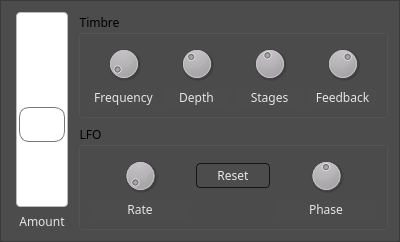
Above: 3rd-calf/fjphaserframe.ui from jocelyn-stericker/creator-live before the change. Below: the same form after it.
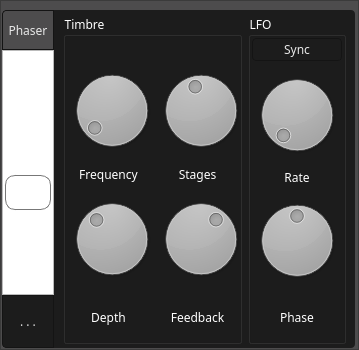
That is the form after the change.

Commit message: Apply style to ALL apps... Bugfixes where applicable.

What changed in the file:
```diff
--- a/3rd-calf/fjphaserframe.ui
+++ b/3rd-calf/fjphaserframe.ui
@@ -6,22 +6,10 @@
    <rect>
     <x>0</x>
     <y>0</y>
-    <width>400</width>
-    <height>242</height>
+    <width>359</width>
+    <height>350</height>
    </rect>
   </property>
-  <property name="minimumSize">
-   <size>
-    <width>0</width>
-    <height>242</height>
-   </size>
-  </property>
-  <property name="maximumSize">
-   <size>
-    <width>16777215</width>
-    <height>242</height>
-   </size>
-  </property>
   <property name="windowTitle">
    <string>Frame</string>
   </property>
@@ -317,7 +305,7 @@
 background: qlineargradient(x1: 0, y1: 1, x2: 1, y2: 0.2,
     stop: 0 #555, stop: 1 #bbb);
 border: 0px solid #777;
-width: 50px;
+width: 53px;
 border-top-left-radius: 4px;
 border-top-right-radius: 4px;
 border-bottom-left-radius: 0px;
@@ -343,7 +331,7 @@
 background: qlineargradient(x1: 1, y1: 1, x2: 0, y2: 0.2,
     stop: 0 #bbb, stop: 1 #555);
 border: 0px solid #777;
-width: 50px;
+width: 53px;
 border-top-left-radius: 0px;
 border-top-right-radius: 0px;
 border-bottom-left-radius: 4px;
@@ -410,18 +398,60 @@
   <property name="frameShadow">
    <enum>QFrame::Raised</enum>
   </property>
-  <layout class="QGridLayout" name="gridLayout">
-   <item row="0" column="0">
+  <widget class="QPushButton" name="pushButton_menu">
+   <property name="geometry">
+    <rect>
+     <x>2</x>
+     <y>10</y>
+     <width>52</width>
+     <height>40</height>
+    </rect>
+   </property>
+   <property name="minimumSize">
+    <size>
+     <width>52</width>
+     <height>40</height>
+    </size>
+   </property>
+   <property name="maximumSize">
+    <size>
+     <width>52</width>
+     <height>40</height>
+    </size>
+   </property>
+   <property name="styleSheet">
+    <string notr="true">border-bottom-left-radius: 0px;
+border-bottom-right-radius: 0px;
+border-top-right-radius: 0px; /* DO NOT MODIFY THIS LINE */</string>
+   </property>
+   <property name="text">
+    <string>Phaser</string>
+   </property>
+  </widget>
     <widget class="QSlider" name="verticalSlider_amount">
+   <property name="geometry">
+    <rect>
+     <x>2</x>
+     <y>50</y>
+     <width>53</width>
+     <height>245</height>
+    </rect>
+   </property>
+   <property name="sizePolicy">
+    <sizepolicy hsizetype="Expanding" vsizetype="Expanding">
+     <horstretch>0</horstretch>
+     <verstretch>0</verstretch>
+    </sizepolicy>
+   </property>
      <property name="minimumSize">
       <size>
-       <width>60</width>
+     <width>53</width>
        <height>0</height>
       </size>
      </property>
      <property name="maximumSize">
       <size>
-       <width>60</width>
+     <width>53</width>
        <height>16777215</height>
       </size>
      </property>
@@ -430,12 +460,45 @@
 QSlider::handle:vertical {
      background-color: qlineargradient(x1: 0, y1: 0, x2: 0, y2: 1,
                                       stop: 0 #3c3c3c, stop: 1 #FF2627);
-border: 1px solid #777;
-height: 33px;
-margin-top: -2px;
-margin-bottom: -2px;
-border-radius: 10px;
-margin: 2px;
+}
+
+QSlider::groove:vertical {
+border: 1px solid #bbb;
+background: white;
+width: 50px;
+border-top-left-radius: 0px;
+border-top-right-radius: 0px;
+border-bottom-left-radius: 0px;
+border-bottom-right-radius: 0px;}
+
+QSlider::sub-page:vertical {
+border-top-left-radius: 0px;
+border-top-right-radius: 0px;
+border-bottom-left-radius: 0px;
+border-bottom-right-radius: 0px;
+}
+
+QSlider::add-page:vertical {
+border-top-left-radius: 0px;
+border-top-right-radius: 0px;
+border-bottom-left-radius: 0px;
+border-bottom-right-radius: 0px;
+}
+
+
+QSlider::sub-page:vertical {
+background: qlineargradient(x1: 0, y1: 1,    x2: 0, y2: 0,
+    stop: 0 #3c3c3c, stop: 1 #262627);
+background: qlineargradient(x1: 0, y1: 1, x2: 1, y2: 0.2,
+    stop: 0 #262627, stop: 1 #3c3c3c);
+}
+
+QSlider::add-page:vertical {
+background: qlineargradient(x1: 0, y1: 1,    x2: 0, y2: 0,
+    stop: 0 #3c3c3c, stop: 1 #262627);
+background: qlineargradient(x1: 1, y1: 1, x2: 0, y2: 0.2,
+    stop: 0 #3c3c3c, stop: 1 #262627);
+
 }
 </string>
      </property>
@@ -449,17 +512,109 @@
       <enum>Qt::Vertical</enum>
      </property>
     </widget>
-   </item>
-   <item row="0" column="1" rowspan="2">
-    <layout class="QVBoxLayout" name="verticalLayout">
-     <item>
+  <widget class="QToolButton" name="toolButton_more">
+   <property name="geometry">
+    <rect>
+     <x>2</x>
+     <y>295</y>
+     <width>52</width>
+     <height>53</height>
+    </rect>
+   </property>
+   <property name="minimumSize">
+    <size>
+     <width>52</width>
+     <height>53</height>
+    </size>
+   </property>
+   <property name="maximumSize">
+    <size>
+     <width>52</width>
+     <height>53</height>
+    </size>
+   </property>
+   <property name="styleSheet">
+    <string notr="true">border-top-left-radius: 0px;
+border-bottom-left-radius: 4px;
+border-top-right-radius: 0px;
+border-bottom-right-radius: 0px; /* DO NOT MODIFY THIS LINE */</string>
+   </property>
+   <property name="text">
+    <string>. . .</string>
+   </property>
+   <property name="checkable">
+    <bool>true</bool>
+   </property>
+   <property name="checked">
+    <bool>true</bool>
+   </property>
+  </widget>
+  <widget class="QFrame" name="">
+   <property name="geometry">
+    <rect>
+     <x>54</x>
+     <y>10</y>
+     <width>301</width>
+     <height>338</height>
+    </rect>
+   </property>
+   <property name="styleSheet">
+    <string notr="true">* {
+ background: #1c1c1c;
+}
+
+QFrame {
+border-top-left-radius: 0px;
+border-bottom-left-radius: 0px;
+border-top-right-radius: 4px;
+border-bottom-right-radius: 4px;
+}</string>
+   </property>
+   <layout class="QGridLayout" name="gridLayout_4">
+    <property name="leftMargin">
+     <number>9</number>
+    </property>
+    <property name="topMargin">
+     <number>4</number>
+    </property>
+    <property name="rightMargin">
+     <number>9</number>
+    </property>
+    <property name="bottomMargin">
+     <number>4</number>
+    </property>
+    <property name="horizontalSpacing">
+     <number>6</number>
+    </property>
+    <property name="verticalSpacing">
+     <number>4</number>
+    </property>
+    <item row="0" column="0">
       <widget class="QGroupBox" name="groupBox_2">
+      <property name="styleSheet">
+       <string notr="true">color:white;</string>
+      </property>
        <property name="title">
         <string>Timbre</string>
        </property>
        <layout class="QGridLayout" name="gridLayout_2">
-        <item row="0" column="0">
+       <property name="margin">
+        <number>1</number>
+       </property>
+       <item row="1" column="0">
          <widget class="QDial" name="dial_center">
+         <property name="minimumSize">
+          <size>
+           <width>90</width>
+           <height>0</height>
+          </size>
+         </property>
+         <property name="maximumSize">
+          <size>
+           <width>90</width>
+           <height>16777215</height>
+          </size>
+         </property>
           <property name="minimum">
            <number>20</number>
           </property>
@@ -471,8 +626,20 @@
           </property>
          </widget>
         </item>
-        <item row="0" column="2">
+       <item row="1" column="2">
          <widget class="QDial" name="dial_stages">
+         <property name="minimumSize">
+          <size>
+           <width>90</width>
+           <height>0</height>
+          </size>
+         </property>
+         <property name="maximumSize">
+          <size>
+           <width>90</width>
+           <height>16777215</height>
+          </size>
+         </property>
           <property name="minimum">
            <number>1</number>
           </property>
@@ -484,7 +651,61 @@
           </property>
          </widget>
         </item>
-        <item row="1" column="2">
+       <item row="2" column="0">
+        <widget class="QLabel" name="label_2">
+         <property name="text">
+          <string>Frequency</string>
+         </property>
+         <property name="alignment">
+          <set>Qt::AlignCenter</set>
+         </property>
+        </widget>
+       </item>
+       <item row="4" column="2">
+        <widget class="QLabel" name="label_6">
+         <property name="minimumSize">
+          <size>
+           <width>0</width>
+           <height>45</height>
+          </size>
+         </property>
+         <property name="maximumSize">
+          <size>
+           <width>16777215</width>
+           <height>45</height>
+          </size>
+         </property>
+         <property name="text">
+          <string>Feedback</string>
+         </property>
+         <property name="alignment">
+          <set>Qt::AlignCenter</set>
+         </property>
+        </widget>
+       </item>
+       <item row="3" column="0">
+        <widget class="QDial" name="dial_depth">
+         <property name="minimumSize">
+          <size>
+           <width>90</width>
+           <height>0</height>
+          </size>
+         </property>
+         <property name="maximumSize">
+          <size>
+           <width>90</width>
+           <height>16777215</height>
+          </size>
+         </property>
+         <property name="maximum">
+          <number>10800</number>
+         </property>
+         <property name="value">
+          <number>4000</number>
+         </property>
+        </widget>
+       </item>
+       <item row="2" column="2">
          <widget class="QLabel" name="label_3">
           <property name="text">
            <string>Stages</string>
@@ -494,8 +715,20 @@
           </property>
          </widget>
         </item>
-        <item row="0" column="3">
+       <item row="3" column="2">
          <widget class="QDial" name="dial_feedback">
+         <property name="minimumSize">
+          <size>
+           <width>90</width>
+           <height>0</height>
+          </size>
+         </property>
+         <property name="maximumSize">
+          <size>
+           <width>90</width>
+           <height>16777215</height>
+          </size>
+         </property>
           <property name="minimum">
            <number>-99</number>
           </property>
@@ -504,18 +737,20 @@
           </property>
          </widget>
         </item>
-        <item row="1" column="0">
-         <widget class="QLabel" name="label_2">
-          <property name="text">
-           <string>Frequency</string>
-          </property>
-          <property name="alignment">
-           <set>Qt::AlignCenter</set>
-          </property>
-         </widget>
-        </item>
-        <item row="1" column="1">
+       <item row="4" column="0">
          <widget class="QLabel" name="label_5">
+         <property name="minimumSize">
+          <size>
+           <width>0</width>
+           <height>45</height>
+          </size>
+         </property>
+         <property name="maximumSize">
+          <size>
+           <width>16777215</width>
+           <height>45</height>
+          </size>
+         </property>
           <property name="text">
            <string>Depth</string>
           </property>
@@ -524,37 +759,61 @@
           </property>
          </widget>
         </item>
-        <item row="0" column="1">
-         <widget class="QDial" name="dial_depth">
-          <property name="maximum">
-           <number>10800</number>
-          </property>
-          <property name="value">
-           <number>4000</number>
-          </property>
-         </widget>
-        </item>
-        <item row="1" column="3">
-         <widget class="QLabel" name="label_6">
-          <property name="text">
-           <string>Feedback</string>
-          </property>
-          <property name="alignment">
-           <set>Qt::AlignCenter</set>
-          </property>
-         </widget>
+       <item row="0" column="2">
+        <spacer name="verticalSpacer">
+         <property name="orientation">
+          <enum>Qt::Vertical</enum>
+         </property>
+         <property name="sizeType">
+          <enum>QSizePolicy::Fixed</enum>
+         </property>
+         <property name="sizeHint" stdset="0">
+          <size>
+           <width>20</width>
+           <height>23</height>
+          </size>
+         </property>
+        </spacer>
         </item>
        </layout>
       </widget>
      </item>
-     <item>
+    <item row="0" column="1">
       <widget class="QGroupBox" name="groupBox">
+      <property name="styleSheet">
+       <string notr="true">color:white;</string>
+      </property>
        <property name="title">
         <string>LFO</string>
        </property>
        <layout class="QGridLayout" name="gridLayout_3">
-        <item row="0" column="0">
+       <property name="margin">
+        <number>1</number>
+       </property>
+       <item row="2" column="0">
+        <widget class="QLabel" name="label_8">
+         <property name="text">
+          <string>Rate</string>
+         </property>
+         <property name="alignment">
+          <set>Qt::AlignCenter</set>
+         </property>
+        </widget>
+       </item>
+       <item row="1" column="0">
          <widget class="QDial" name="dial_rate">
+         <property name="minimumSize">
+          <size>
+           <width>90</width>
+           <height>0</height>
+          </size>
+         </property>
+         <property name="maximumSize">
+          <size>
+           <width>90</width>
+           <height>16777215</height>
+          </size>
+         </property>
           <property name="minimum">
            <number>10</number>
           </property>
@@ -566,8 +825,20 @@
           </property>
          </widget>
         </item>
-        <item row="0" column="2">
+       <item row="4" column="0">
          <widget class="QDial" name="dial_phase">
+         <property name="minimumSize">
+          <size>
+           <width>90</width>
+           <height>0</height>
+          </size>
+         </property>
+         <property name="maximumSize">
+          <size>
+           <width>90</width>
+           <height>16777215</height>
+          </size>
+         </property>
           <property name="maximum">
            <number>360</number>
           </property>
@@ -576,25 +847,20 @@
           </property>
          </widget>
         </item>
-        <item row="0" column="1">
-         <widget class="QPushButton" name="pushButton_reset">
-          <property name="text">
-           <string>Reset</string>
-          </property>
-         </widget>
-        </item>
-        <item row="1" column="0">
-         <widget class="QLabel" name="label_8">
-          <property name="text">
-           <string>Rate</string>
-          </property>
-          <property name="alignment">
-           <set>Qt::AlignCenter</set>
-          </property>
-         </widget>
-        </item>
-        <item row="1" column="2">
+       <item row="5" column="0">
          <widget class="QLabel" name="label_9">
+         <property name="minimumSize">
+          <size>
+           <width>0</width>
+           <height>45</height>
+          </size>
+         </property>
+         <property name="maximumSize">
+          <size>
+           <width>16777215</width>
+           <height>45</height>
+          </size>
+         </property>
           <property name="text">
            <string>Phase</string>
           </property>
@@ -603,34 +869,52 @@
           </property>
          </widget>
         </item>
-       </layout>
-      </widget>
-     </item>
-    </layout>
-   </item>
-   <item row="1" column="0">
-    <widget class="QLabel" name="label">
+       <item row="0" column="0">
+        <widget class="QPushButton" name="pushButton_reset">
      <property name="minimumSize">
       <size>
-       <width>60</width>
-       <height>0</height>
+           <width>0</width>
+           <height>23</height>
       </size>
      </property>
      <property name="maximumSize">
       <size>
-       <width>60</width>
-       <height>16777215</height>
-      </size>
-     </property>
+           <width>16777215</width>
+           <height>23</height>
+          </size>
+         </property>
+         <property name="styleSheet">
+          <string notr="true">QAbstractButton {
+   padding: 3px;
+   border: 1px solid #141414;
+   border-radius: 4px;
+   background-color: qlineargradient(x1: 0, y1: 0, x2: 0, y2: 1,
+                                     stop: 0 #3c3c3c, stop: 1 #262627);
+    color: #e8e8e8;
+}
+
+QAbstractButton::hover {
+   background-color: #5b5a5b;
+}
+
+QAbstractButton::disabled {
+    color: #262627;
+}
+
+QAbstractButton::checked {
+    background-color: #1c1c1c;
+}</string>
+         </property>
      <property name="text">
-      <string>Amount</string>
-     </property>
-     <property name="alignment">
-      <set>Qt::AlignCenter</set>
-     </property>
+          <string>Sync</string>
+         </property>
     </widget>
    </item>
   </layout>
+     </widget>
+    </item>
+   </layout>
+  </widget>
  </widget>
  <resources/>
  <connections/>
```
Lines whose indentation alone changed are shown as unchanged. The commit also changes 26 other files.
